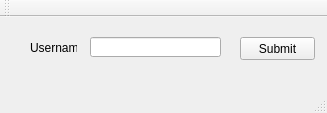
Above: final_project_gui/mainwindow.ui from kpielacki/ece-503 before the change. Below: the same form after it.
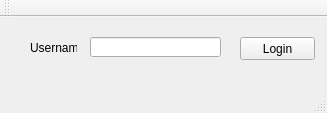
That is the form after the change.

```diff
--- a/final_project_gui/mainwindow.ui
+++ b/final_project_gui/mainwindow.ui
@@ -47,7 +47,7 @@
      </rect>
     </property>
     <property name="text">
-     <string>Submit</string>
+     <string>Login</string>
     </property>
    </widget>
   </widget>
```
